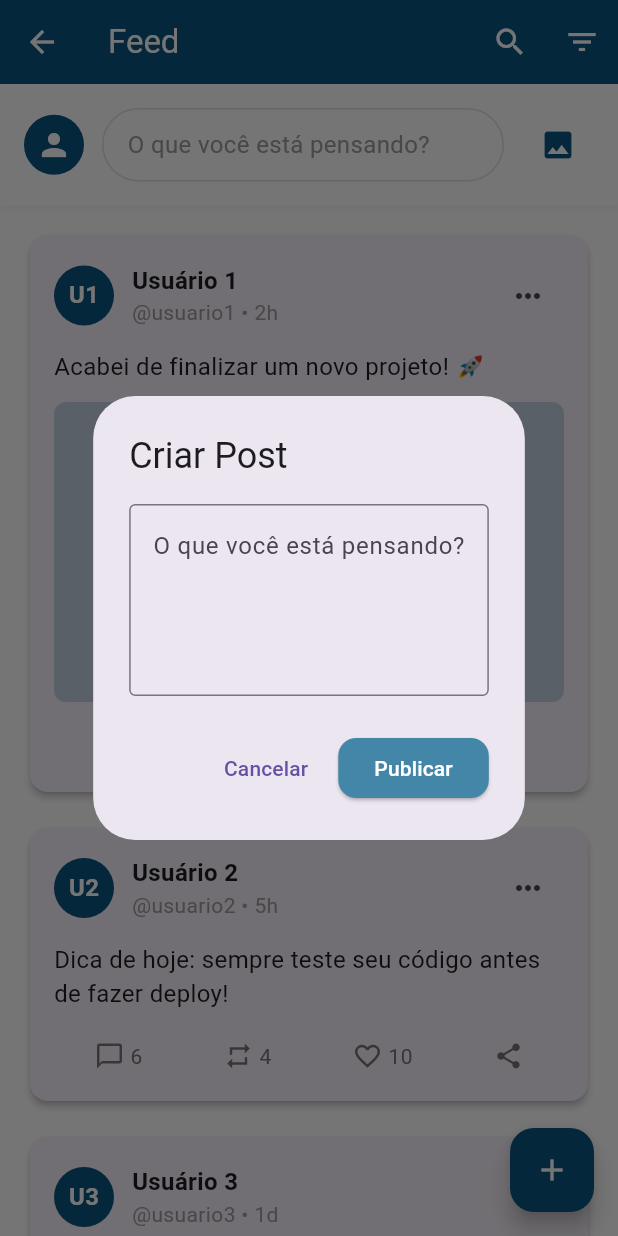
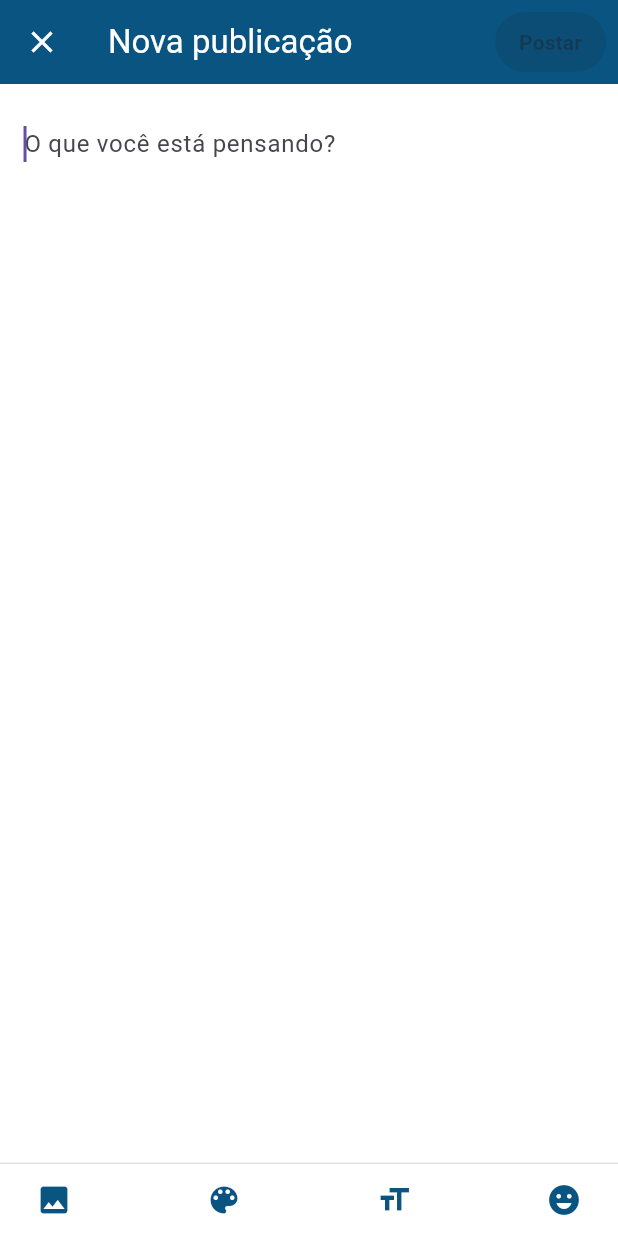
Before and after one commit to deividvieiraz/eurohive, a Flutter app: the FeedScreen screen opened directly, after a tap on "O que você está pensando?", on a phone screen of 412 x 824 dp. Run offline on Flutter 3.47's test engine with Material 3 defaults, Android fonts, the phone set to English and light mode, and no system bars; our stand-ins replace google_fonts.

Commit message:
feat: adding "create post screen" e implementing post

```diff
--- /dev/null
+++ b/lib/screens/create_post_screen.dart
@@ -0,0 +1,250 @@
+import 'package:flutter/material.dart';
+import 'package:eurohive/core/constants/app_colors.dart';
+
+class CreatePostScreen extends StatefulWidget {
+  const CreatePostScreen({super.key});
+
+  @override
+  State<CreatePostScreen> createState() => _CreatePostScreenState();
+}
+
+class _CreatePostScreenState extends State<CreatePostScreen> {
+  final TextEditingController _controller = TextEditingController();
+  bool _isTextEmpty = true;
+
+  Color _textColor = Colors.black;
+  String _fontFamily = "Roboto";
+
+  @override
+  void initState() {
+    super.initState();
+    _controller.addListener(() {
+      setState(() {
+        _isTextEmpty = _controller.text.trim().isEmpty;
+      });
+    });
+  }
+
+  void _pickColor() {
+    showModalBottomSheet(
+      context: context,
+      builder: (_) {
+        return SafeArea(
+          child: Wrap(
+            alignment: WrapAlignment.center,
+            children: [
+              _colorOption(Colors.black),
+              _colorOption(Colors.blue),
+              _colorOption(Colors.red),
+              _colorOption(Colors.green),
+              _colorOption(Colors.orange),
+              _colorOption(Colors.purple),
+            ],
+          ),
+        );
+      },
+    );
+  }
+
+  Widget _colorOption(Color color) {
+    return GestureDetector(
+      onTap: () {
+        setState(() {
+          _textColor = color;
+        });
+        Navigator.pop(context);
+      },
+      child: Container(
+        margin: const EdgeInsets.all(12),
+        width: 40,
+        height: 40,
+        decoration: BoxDecoration(
+          color: color,
+          shape: BoxShape.circle,
+          border: Border.all(color: Colors.grey.shade300),
+        ),
+      ),
+    );
+  }
+
+  void _pickFont() {
+    showModalBottomSheet(
+      context: context,
+      builder: (_) {
+        return SafeArea(
+          child: Column(
+            mainAxisSize: MainAxisSize.min,
+            children: [
+              _fontOption("Roboto"),
+              _fontOption("Courier New"),
+              _fontOption("Times New Roman"),
+              _fontOption("Arial"),
+            ],
+          ),
+        );
+      },
+    );
+  }
+
+  Widget _fontOption(String font) {
+    return ListTile(
+      title: Text(
+        font,
+        style: TextStyle(fontFamily: font),
+      ),
+      onTap: () {
+        setState(() {
+          _fontFamily = font;
+        });
+        Navigator.pop(context);
+      },
+    );
+  }
+
+  void _addEmoji() {
+    final emojis = ["😊", "🔥", "🎉", "👍", "🚀", "❤️"];
+
+    showModalBottomSheet(
+      context: context,
+      builder: (_) {
+        return SafeArea(
+          child: Wrap(
+            alignment: WrapAlignment.center,
+            children: emojis.map((emoji) {
+              return GestureDetector(
+                onTap: () {
+                  final text = _controller.text;
+                  final selection = _controller.selection;
+                  final newText = text.replaceRange(
+                    selection.start,
+                    selection.end,
+                    emoji,
+                  );
+                  _controller.text = newText;
+                  _controller.selection = TextSelection.collapsed(
+                    offset: selection.start + emoji.length,
+                  );
+                  Navigator.pop(context);
+                },
+                child: Container(
+                  margin: const EdgeInsets.all(12),
+                  child: Text(
+                    emoji,
+                    style: const TextStyle(fontSize: 28),
+                  ),
+                ),
+              );
+            }).toList(),
+          ),
+        );
+      },
+    );
+  }
+
+  @override
+  Widget build(BuildContext context) {
+    return Scaffold(
+      appBar: AppBar(
+        backgroundColor: AppColors.blue,
+        foregroundColor: AppColors.white,
+        title: const Text("Nova publicação"),
+        leading: IconButton(
+          icon: const Icon(Icons.close),
+          tooltip: "Cancelar",
+          onPressed: () {
+            Navigator.pop(context);
+          },
+        ),
+        actions: [
+          Padding(
+            padding: const EdgeInsets.symmetric(horizontal: 8, vertical: 6),
+            child: ElevatedButton(
+              style: ElevatedButton.styleFrom(
+                backgroundColor:
+                    _isTextEmpty ? Colors.grey.shade300 : AppColors.white,
+                foregroundColor:
+                    _isTextEmpty ? Colors.grey : AppColors.blue,
+                shape: RoundedRectangleBorder(
+                  borderRadius: BorderRadius.circular(20),
+                ),
+                padding: const EdgeInsets.symmetric(
+                  horizontal: 16,
+                  vertical: 8,
+                ),
+              ),
+              onPressed: _isTextEmpty
+                  ? null
+                  : () {
+                      Navigator.pop(context, _controller.text);
+                      _controller.clear();
+                    },
+              child: const Text(
+                "Postar",
+                style: TextStyle(fontWeight: FontWeight.bold),
+              ),
+            ),
+          ),
+        ],
+      ),
+      body: Padding(
+        padding: const EdgeInsets.all(16),
+        child: TextField(
+          controller: _controller,
+          maxLines: null,
+          autofocus: true,
+          style: TextStyle(
+            color: _textColor,
+            fontFamily: _fontFamily,
+            fontSize: 16,
+          ),
+          decoration: const InputDecoration(
+            hintText: "O que você está pensando?",
+            border: InputBorder.none,
+          ),
+        ),
+      ),
+      bottomNavigationBar: Container(
+        padding: const EdgeInsets.symmetric(horizontal: 12),
+        decoration: BoxDecoration(
+          color: Colors.white,
+          border: Border(top: BorderSide(color: Colors.grey.shade300)),
+        ),
+        child: SafeArea(
+          child: Row(
+            mainAxisAlignment: MainAxisAlignment.spaceBetween,
+            children: [
+              IconButton(
+                tooltip: "Adicionar imagem",
+                icon: const Icon(Icons.image, color: AppColors.blue),
+                onPressed: () {
+                  // aqui depois pode abrir um picker de imagens
+                },
+              ),
+              IconButton(
+                tooltip: "Alterar cor",
+                icon: const Icon(Icons.color_lens, color: AppColors.blue),
+                onPressed: _pickColor,
+              ),
+              IconButton(
+                tooltip: "Alterar fonte",
+                icon: const Icon(Icons.format_size, color: AppColors.blue),
+                onPressed: _pickFont,
+              ),
+              IconButton(
+                tooltip: "Adicionar emoji",
+                icon: const Icon(Icons.emoji_emotions, color: AppColors.blue),
+                onPressed: _addEmoji,
+              ),
+            ],
+          ),
+        ),
+      ),
+    );
+  }
+
+  @override
+  void dispose() {
+    _controller.dispose();
+    super.dispose();
+  }
+}
--- a/lib/screens/feed_screen.dart
+++ b/lib/screens/feed_screen.dart
@@ -1,5 +1,6 @@
 import 'package:eurohive/core/constants/app_colors.dart';
 import 'package:flutter/material.dart';
+import 'create_post_screen.dart';
 
 class FeedScreen extends StatefulWidget {
   const FeedScreen({super.key});
@@ -9,7 +10,7 @@ class FeedScreen extends StatefulWidget {
 }
 
 class _FeedScreenState extends State<FeedScreen> {
-  final TextEditingController _postController = TextEditingController();
+  final List<String> _posts = [];
 
   @override
   Widget build(BuildContext context) {
@@ -40,8 +41,19 @@ class _FeedScreenState extends State<FeedScreen> {
       floatingActionButton: FloatingActionButton(
         backgroundColor: AppColors.blue,
         foregroundColor: AppColors.white,
-        onPressed: () {
-          _showCreatePostDialog();
+        onPressed: () async {
+          final newPost = await Navigator.push(
+            context,
+            MaterialPageRoute(
+              builder: (context) => const CreatePostScreen(),
+            ),
+          );
+
+          if (newPost != null && newPost.isNotEmpty) {
+            setState(() {
+              _posts.insert(0, newPost);
+            });
+          }
         },
         child: const Icon(Icons.add),
       ),
@@ -74,8 +86,19 @@ class _FeedScreenState extends State<FeedScreen> {
           const SizedBox(width: 12),
           Expanded(
             child: GestureDetector(
-              onTap: () {
-                _showCreatePostDialog();
+              onTap: () async {
+                final newPost = await Navigator.push(
+                  context,
+                  MaterialPageRoute(
+                    builder: (context) => const CreatePostScreen(),
+                  ),
+                );
+
+                if (newPost != null && newPost.isNotEmpty) {
+                  setState(() {
+                    _posts.insert(0, newPost);
+                  });
+                }
               },
               child: Container(
                 padding: const EdgeInsets.symmetric(
@@ -96,12 +119,6 @@ class _FeedScreenState extends State<FeedScreen> {
               ),
             ),
           ),
-          const SizedBox(width: 12),
-          IconButton(
-            icon: const Icon(Icons.image),
-            onPressed: () {},
-            color: AppColors.blue,
-          ),
         ],
       ),
     );
@@ -110,10 +127,55 @@ class _FeedScreenState extends State<FeedScreen> {
   Widget _buildPostsList() {
     return ListView.builder(
       padding: const EdgeInsets.all(16),
-      itemCount: 10,
+      itemCount: _posts.length + 10,
       itemBuilder: (context, index) {
-        return _buildPostCard(index);
+        if (index < _posts.length) {
+          return _buildCustomPostCard(_posts[index]);
+        } else {
+          return _buildPostCard(index - _posts.length);
+        }
       },
+    );
+  }
+
+  Widget _buildCustomPostCard(String content) {
+    return Container(
+      margin: const EdgeInsets.only(bottom: 16),
+      child: Card(
+        elevation: 2,
+        shape: RoundedRectangleBorder(
+          borderRadius: BorderRadius.circular(12),
+        ),
+        child: Padding(
+          padding: const EdgeInsets.all(16),
+          child: Column(
+            crossAxisAlignment: CrossAxisAlignment.start,
+            children: [
+              Row(
+                children: const [
+                  CircleAvatar(
+                    backgroundColor: AppColors.blue,
+                    child: Icon(Icons.person, color: AppColors.white),
+                  ),
+                  SizedBox(width: 12),
+                  Text(
+                    "Você",
+                    style: TextStyle(
+                      fontWeight: FontWeight.bold,
+                      fontSize: 16,
+                    ),
+                  ),
+                ],
+              ),
+              const SizedBox(height: 12),
+              Text(
+                content,
+                style: const TextStyle(fontSize: 16),
+              ),
+            ],
+          ),
+        ),
+      ),
     );
   }
 
@@ -258,40 +320,6 @@ class _FeedScreenState extends State<FeedScreen> {
     );
   }
 
-  void _showCreatePostDialog() {
-    showDialog(
-      context: context,
-      builder: (context) => AlertDialog(
-        title: const Text('Criar Post'),
-        content: TextField(
-          controller: _postController,
-          maxLines: 4,
-          decoration: const InputDecoration(
-            hintText: 'O que você está pensando?',
-            border: OutlineInputBorder(),
-          ),
-        ),
-        actions: [
-          TextButton(
-            onPressed: () {
-              Navigator.pop(context);
-              _postController.clear();
-            },
-            child: const Text('Cancelar'),
-          ),
-          ElevatedButton(
-            onPressed: () {
-              // Implementar criação do post
-              Navigator.pop(context);
-              _postController.clear();
-            },
-            child: const Text('Publicar'),
-          ),
-        ],
-      ),
-    );
-  }
-
   String _getRandomTime(int index) {
     final times = ['2h', '5h', '1d', '3d', '1w'];
     return times[index % times.length];
@@ -312,10 +340,4 @@ class _FeedScreenState extends State<FeedScreen> {
     ];
     return contents[index % contents.length];
   }
-
-  @override
-  void dispose() {
-    _postController.dispose();
-    super.dispose();
 }
-}
```
Lines whose indentation alone changed are shown as unchanged.
